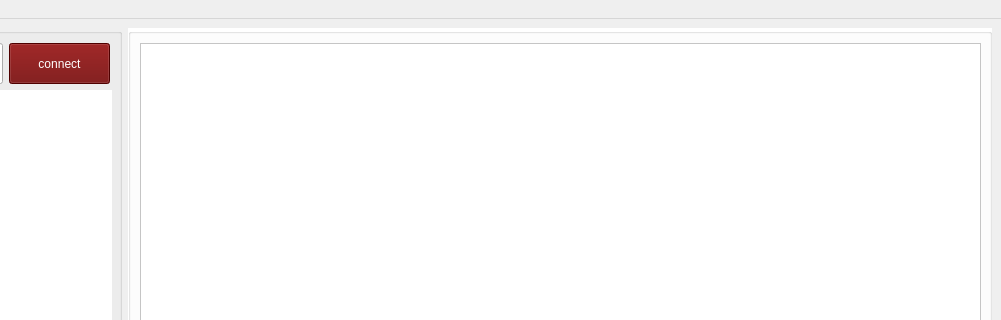
The window that chatroom.ui (Pourya231/converso) describes before a commit, drawn with Qt 5; both pictures show x 210 to 1211 and y 0 to 320 of the 1211 by 729 pixel window.
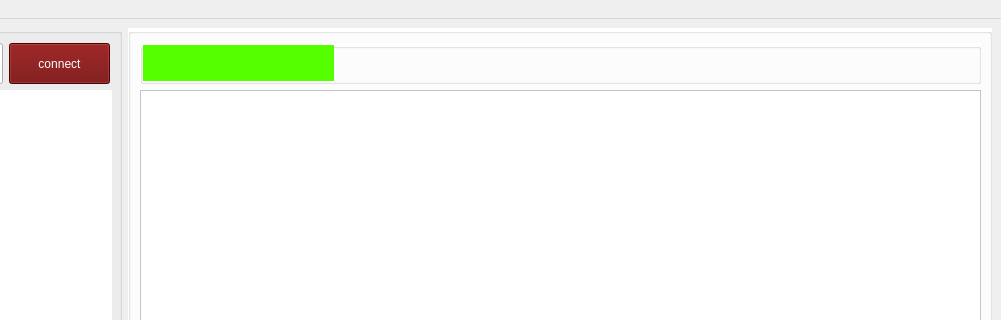
The same window after the commit. Icons and pictures are not drawn.

Commit message: added name on the chatroom

Diff of the .ui file:
```diff
--- a/chatroom.ui
+++ b/chatroom.ui
@@ -121,6 +121,48 @@
       </property>
       <layout class="QGridLayout" name="gridLayout_5">
        <item row="0" column="0">
+        <widget class="QGroupBox" name="groupBox_5">
+         <property name="minimumSize">
+          <size>
+           <width>841</width>
+           <height>41</height>
+          </size>
+         </property>
+         <property name="title">
+          <string/>
+         </property>
+         <widget class="QLabel" name="label">
+          <property name="geometry">
+           <rect>
+            <x>3</x>
+            <y>2</y>
+            <width>191</width>
+            <height>36</height>
+           </rect>
+          </property>
+          <property name="minimumSize">
+           <size>
+            <width>191</width>
+            <height>35</height>
+           </size>
+          </property>
+          <property name="maximumSize">
+           <size>
+            <width>191</width>
+            <height>36</height>
+           </size>
+          </property>
+          <property name="styleSheet">
+           <string notr="true">font: 14pt &quot;MS Shell Dlg 2&quot;;
+background-color: rgb(85, 255, 0);</string>
+          </property>
+          <property name="text">
+           <string/>
+          </property>
+         </widget>
+        </widget>
+       </item>
+       <item row="1" column="0">
         <widget class="QListWidget" name="listWidget_2">
          <property name="sizePolicy">
           <sizepolicy hsizetype="Expanding" vsizetype="Expanding">
@@ -131,17 +173,17 @@
          <property name="minimumSize">
           <size>
            <width>841</width>
-           <height>521</height>
+           <height>471</height>
           </size>
          </property>
          <property name="styleSheet">
-          <string notr="true">background-image: url(:/new/prefix1/chatbackground.jpg);
+          <string notr="true">background-image: url(:/new/prefix1/chatbackground_light.png);
 font: 18pt &quot;MS Shell Dlg 2&quot;;
 color: rgb(255, 255, 255);</string>
          </property>
         </widget>
        </item>
-       <item row="1" column="0">
+       <item row="2" column="0">
         <widget class="QGroupBox" name="groupBox_4">
          <property name="minimumSize">
           <size>
@@ -275,7 +317,7 @@
          </layout>
         </widget>
        </item>
-       <item row="2" column="0">
+       <item row="3" column="0">
         <widget class="QGroupBox" name="groupBox_3">
          <property name="minimumSize">
           <size>
@@ -313,6 +355,9 @@
               <height>0</height>
              </size>
             </property>
+            <property name="toolTip">
+             <string>chat here ...</string>
+            </property>
             <property name="styleSheet">
              <string notr="true">font: 15pt &quot;MS Shell Dlg 2&quot;;</string>
             </property>
```
The commit also changes 2 other files.
